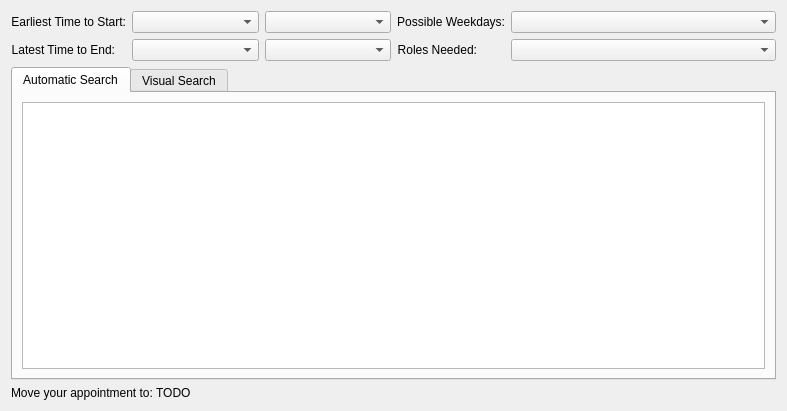
chusopr/kdepim-ktimetracker-akonadi, file incidenceeditor-ng/schedulingdialog.ui: the form before one commit.
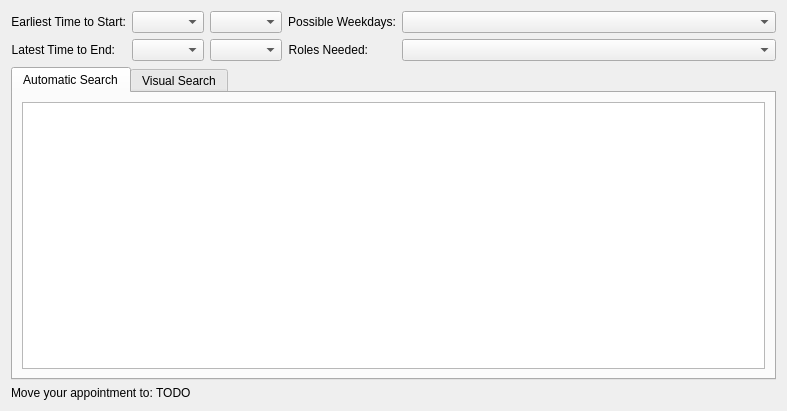
The form after the commit. Custom widgets are drawn as their Qt base class.

Commit message: Change the free period list to a table, but hide the headers so it still appears like a list. This adds some alignment and such. Also fix the width of the role and weekday combos.

```diff
--- a/incidenceeditor-ng/schedulingdialog.ui
+++ b/incidenceeditor-ng/schedulingdialog.ui
@@ -70,7 +70,14 @@
         </widget>
        </item>
        <item row="0" column="1">
-        <widget class="KPIM::KWeekdayCheckCombo" name="mWeekdayCombo"/>
+        <widget class="KPIM::KWeekdayCheckCombo" name="mWeekdayCombo">
+         <property name="sizePolicy">
+          <sizepolicy hsizetype="MinimumExpanding" vsizetype="Fixed">
+           <horstretch>0</horstretch>
+           <verstretch>0</verstretch>
+          </sizepolicy>
+         </property>
+        </widget>
        </item>
        <item row="1" column="0">
         <widget class="QLabel" name="label_5">
@@ -83,7 +90,14 @@
         </widget>
        </item>
        <item row="1" column="1">
-        <widget class="KPIM::KCheckComboBox" name="mRolesCombo"/>
+        <widget class="KPIM::KCheckComboBox" name="mRolesCombo">
+         <property name="sizePolicy">
+          <sizepolicy hsizetype="MinimumExpanding" vsizetype="Fixed">
+           <horstretch>0</horstretch>
+           <verstretch>0</verstretch>
+          </sizepolicy>
+         </property>
+        </widget>
        </item>
       </layout>
      </item>
@@ -131,11 +145,6 @@
    <extends>KComboBox</extends>
    <header>libkdepim/kcheckcombobox.h</header>
   </customwidget>
-  <customwidget>
-   <class>KPIM::KWeekdayCheckCombo</class>
-   <extends>KPIM::KCheckComboBox</extends>
-   <header>libkdepim/kweekdaycheckcombo.h</header>
-  </customwidget>
   <customwidget>
    <class>KPIM::KDateEdit</class>
    <extends>QComboBox</extends>
@@ -146,6 +155,11 @@
    <extends>QComboBox</extends>
    <header>kcombobox.h</header>
   </customwidget>
+  <customwidget>
+   <class>KPIM::KWeekdayCheckCombo</class>
+   <extends>KPIM::KCheckComboBox</extends>
+   <header>libkdepim/kweekdaycheckcombo.h</header>
+  </customwidget>
  </customwidgets>
  <resources/>
  <connections/>
```
Left out of the diff: 27 changed lines with no effect on the pictures. The commit also changes 3 other files.
